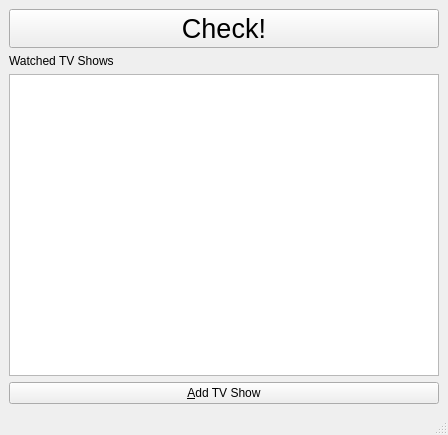
Old version of the form mainwindow.ui in the repository matobet/SeriesDownloader.
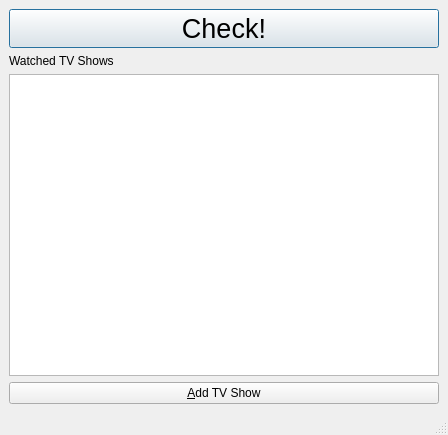
New version of the form.

```diff
--- a/mainwindow.ui
+++ b/mainwindow.ui
@@ -33,6 +33,9 @@
         <property name="text">
          <string>Check!</string>
         </property>
+        <property name="default">
+         <bool>true</bool>
+        </property>
        </widget>
       </item>
       <item>
```
Left out of the diff: 20 changed lines with no effect on the pictures.
